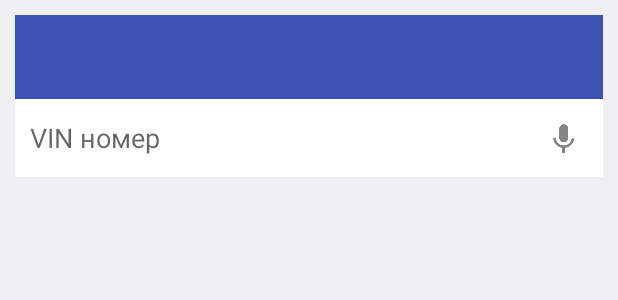
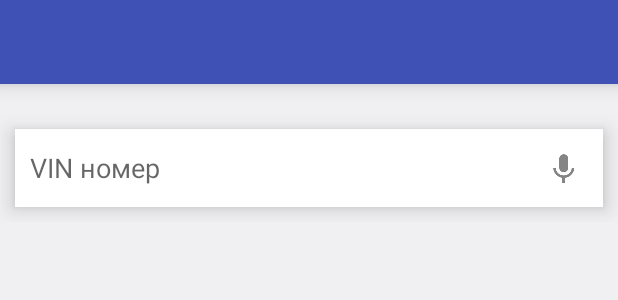
Before and after one commit to AzatYusupov/AzatYusupov, an Android app: the layout activity_car_new.xml on its own in the app's theme, with its tools: preview values and no code run, on a phone screen of 412 x 824 dp. Shown: the top 300 px of the screen. Run offline under Robolectric (Android 15) with nearby library versions, the light colour scheme and no system bars.

Commit message:
activity: new car

```diff
--- a/app/src/main/AndroidManifest.xml
+++ b/app/src/main/AndroidManifest.xml
@@ -20,7 +20,7 @@
         </activity>
 
         <activity
-            android:name=".activity.NewCarActivity"
+            android:name=".activity.CarNewActivity"
             android:label="@string/app_new_car">
 
             <intent-filter>
--- a/app/src/main/java/com/usupov/autopark/model/CarsListModel.java
+++ b/app/src/main/java/com/usupov/autopark/model/CarModel.java
@@ -1,10 +1,10 @@
 package com.usupov.autopark.model;
 
-public class CarsListModel {
+public class CarModel {
 
     private String fullName, imageUrl, description;
 
-    public CarsListModel(String imageUrl, String fullName, String description) {
+    public CarModel(String imageUrl, String fullName, String description) {
         this.imageUrl = imageUrl;
         this.fullName = fullName;
         this.description = description;
--- a/app/src/main/res/layout/activity_new_car.xml
+++ b/app/src/main/res/layout/activity_car_new.xml
@@ -8,20 +8,18 @@
     android:background="@color/windowBackground"
     android:fitsSystemWindows="true"
 
-    tools:context=".activity.NewCarActivity">
+    tools:context=".activity.CarNewActivity">
 
     <LinearLayout
         android:orientation="vertical"
         android:layout_width="match_parent"
         android:layout_height="wrap_content"
         android:background="@color/windowBackground"
-        android:layout_margin="10dp"
-        android:layout_marginTop="20dp"
         >
 
        <include
             android:id="@+id/toolbar_new_car"
-            layout="@layout/toolbar_new_car"
+            layout="@layout/toolbar_car_new"
             android:layout_width="match_parent"
             android:layout_height="wrap_content" />
 
@@ -29,9 +27,13 @@
             android:layout_width="match_parent"
             android:layout_height="wrap_content"
             android:inputType="text"
-            android:ems="10"
+            android:ems="@android:integer/config_longAnimTime"
             android:id="@+id/edittext_vin_number"
             android:padding="10dp"
+            android:layout_marginTop="30dp"
+            android:layout_marginRight="10dp"
+            android:layout_marginLeft="10dp"
+            android:layout_marginBottom="10dp"
             android:elevation="8dp"
             android:hint="VIN номер"
             android:background="@color/colorWhite"
--- a/app/src/main/res/layout/toolbar_new_car.xml
+++ b/app/src/main/res/layout/toolbar_car_new.xml
@@ -2,7 +2,7 @@
 <android.support.v7.widget.Toolbar
     xmlns:android="http://schemas.android.com/apk/res/android"
     xmlns:app="http://schemas.android.com/apk/res-auto"
-    android:id="@+id/toolbar_new_car"
+    android:id="@+id/toolbar_car_new"
     android:layout_width="match_parent"
     android:layout_height="wrap_content"
     android:minHeight="?attr/actionBarSize"
```
Also changed, not shown: app/src/main/java/com/usupov/autopark/activity/CarNewActivity.java (renamed from app/src/main/java/com/usupov/autopark/activity/NewCarActivity.java, +24 -12 lines), app/src/main/java/com/usupov/autopark/activity/MainActivity.java (+12 -63 lines), app/src/main/java/com/usupov/autopark/adapter/CarsListAdapter.java (+4 -77 lines), app/src/main/java/com/usupov/autopark/model/TypeModel.java (added, +29 -0 lines).
